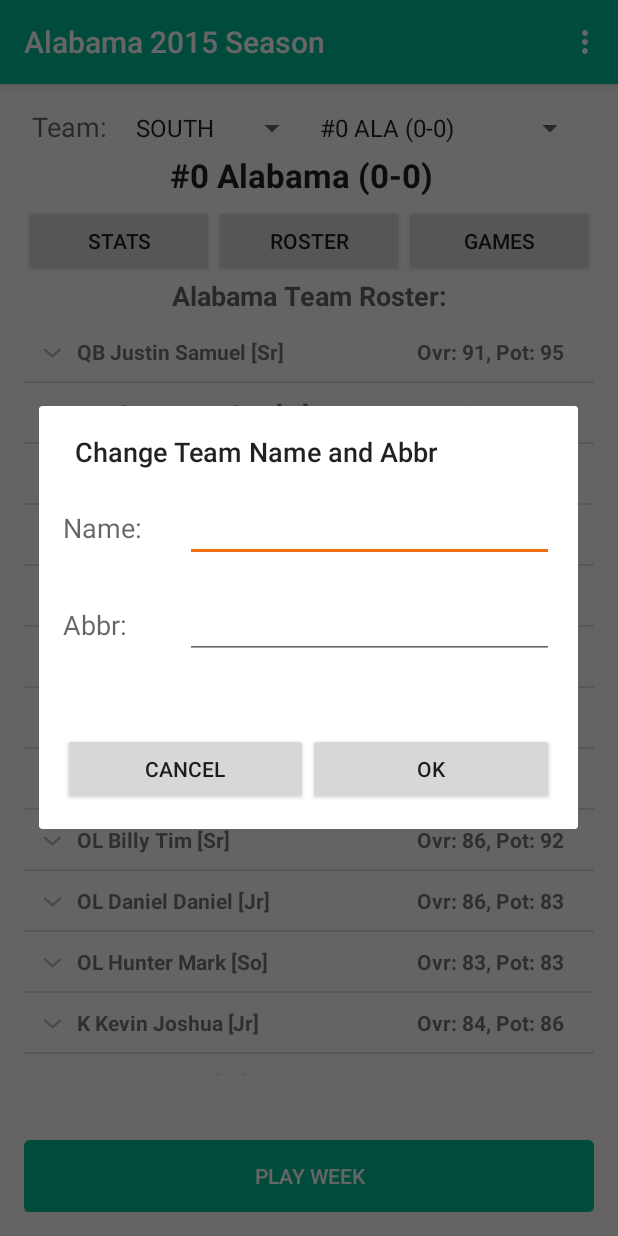
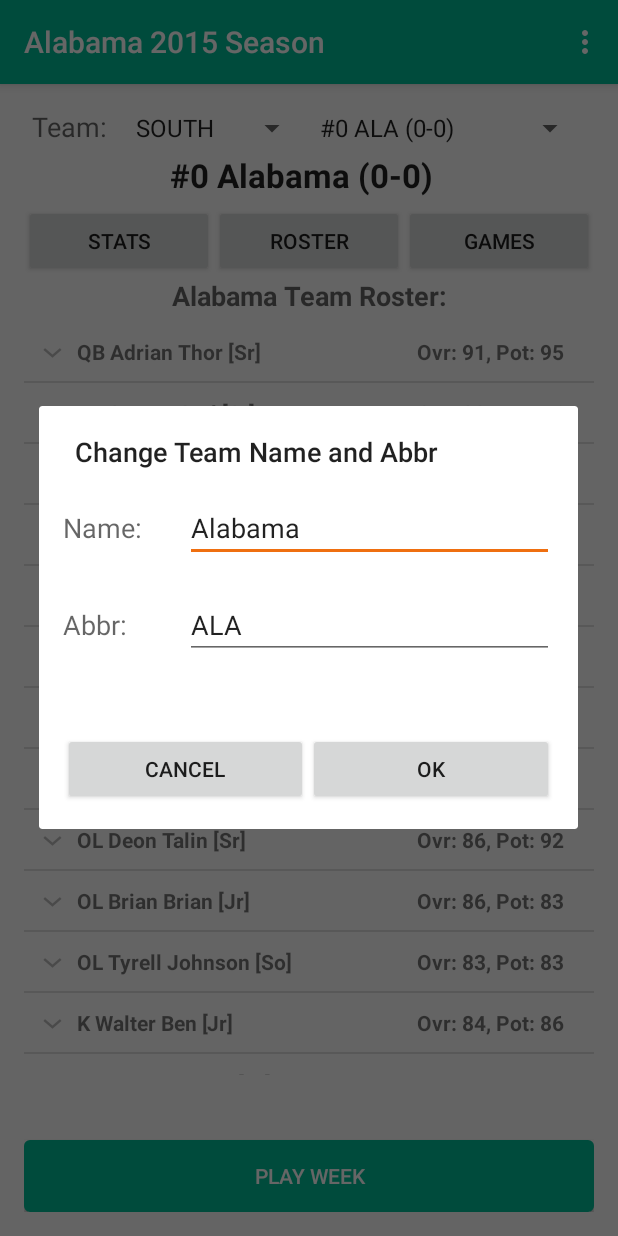
Before and after one commit to destilla/footballcoach, an Android app: the MainActivity screen opened directly, with no data from a screen before it, in the options menu, after a tap on "Change Team Name", on a phone screen of 412 x 824 dp. Run offline under Robolectric (Android 15) with nearby library versions, the phone set to English and light mode, and no system bars.

Commit message:
bug fixes in recruiting and updating rival when changing team name

```diff
--- a/app/build.gradle
+++ b/app/build.gradle
@@ -8,8 +8,8 @@ android {
         applicationId "achijones.footballcoach"
         minSdkVersion 19
         targetSdkVersion 23
-        versionCode 5
-        versionName "1.16"
+        versionCode 7
+        versionName "1.17"
     }
     buildTypes {
         release {
--- a/app/src/main/java/CFBsimPack/League.java
+++ b/app/src/main/java/CFBsimPack/League.java
@@ -51,7 +51,7 @@ public class League {
     Player heisman;
     ArrayList<Player> heismanCandidates;
 
-    public String[] bowlNames = {"Lilac Bowl", "Apple Bowl", "Salty Bowl", "Salsa Bowl", "Mango Bowl", "Textile Bowl"};
+    public String[] bowlNames = {"Lilac Bowl", "Apple Bowl", "Salty Bowl", "Salsa Bowl", "Mango Bowl", "Patriot Bowl"};
 
     /**
      * Creates League, sets up Conferences, reads team names and conferences from file.
@@ -1092,6 +1092,20 @@ public class League {
     }
 
     /**
+     * Find team based on a abbr
+     * @param abbr team abbr
+     * @return reference to the Team object
+     */
+    public Team findTeamAbbr(String abbr) {
+        for (int i = 0; i < teamList.size(); i++){
+            if (teamList.get(i).abbr.equals(abbr)) {
+                return teamList.get(i);
+            }
+        }
+        return teamList.get(0);
+    }
+
+    /**
      * Find conference based on a name
      * @param name conf name
      * @return reference to the Conference object
--- a/app/src/main/java/achijones/footballcoach/MainActivity.java
+++ b/app/src/main/java/achijones/footballcoach/MainActivity.java
@@ -838,7 +838,9 @@ public class MainActivity extends AppCompatActivity {
         dialog.show();
 
         final EditText changeNameEditText = (EditText) dialog.findViewById(R.id.editTextChangeName);
+        changeNameEditText.setText(userTeam.name);
         final EditText changeAbbrEditText = (EditText) dialog.findViewById(R.id.editTextChangeAbbr);
+        changeAbbrEditText.setText(userTeam.abbr);
 
         final TextView invalidNameText = (TextView) dialog.findViewById(R.id.textViewChangeName);
         final TextView invalidAbbrText = (TextView) dialog.findViewById(R.id.textViewChangeAbbr);
@@ -882,7 +884,7 @@ public class MainActivity extends AppCompatActivity {
             public void beforeTextChanged(CharSequence s, int start, int count, int after) {
                 newAbbr = s.toString().trim().toUpperCase();
                 if (!simLeague.isAbbrValid(newAbbr)) {
-                    invalidAbbrText.setText("Abbr already in use or has illegal characters!");
+                    invalidAbbrText.setText("Abbreviation already in use or has illegal characters!");
                 } else {
                     invalidAbbrText.setText("");
                 }
@@ -891,7 +893,7 @@ public class MainActivity extends AppCompatActivity {
             public void onTextChanged(CharSequence s, int start, int before, int count) {
                 newAbbr = s.toString().trim().toUpperCase();
                 if (!simLeague.isAbbrValid(newAbbr)) {
-                    invalidAbbrText.setText("Abbr already in use or has illegal characters!");
+                    invalidAbbrText.setText("Abbreviation already in use or has illegal characters!");
                 } else {
                     invalidAbbrText.setText("");
                 }
@@ -926,6 +928,9 @@ public class MainActivity extends AppCompatActivity {
                     userTeam.name = newName;
                     userTeam.abbr = newAbbr;
                     getSupportActionBar().setTitle(userTeam.name + " " + season + " Season");
+                    // Have to update rival's rival too!
+                    Team rival = simLeague.findTeamAbbr( userTeam.rivalTeam );
+                    rival.rivalTeam = userTeam.abbr;
                     examineTeam(userTeam.name);
                 } else {
                     Toast.makeText(MainActivity.this, "Invalid name/abbr! Name not changed.",
--- a/app/src/main/java/achijones/footballcoach/RecruitingActivity.java
+++ b/app/src/main/java/achijones/footballcoach/RecruitingActivity.java
@@ -634,6 +634,9 @@ public class RecruitingActivity extends AppCompatActivity {
                 Collections.sort(teamF7s, new PlayerTeamStrCompOverall());
             }
 
+            // Remove the player from the top 100 list
+            if (availAll.contains(player)) availAll.remove(player);
+
             Toast.makeText(this, "Recruited " + ps[0] + " " + ps[1],
                     Toast.LENGTH_SHORT).show();
 
--- a/app/src/main/res/layout/change_team_name_dialog.xml
+++ b/app/src/main/res/layout/change_team_name_dialog.xml
@@ -63,13 +63,13 @@
             android:layout_weight="1"
             android:layout_height="wrap_content"
             android:text="Cancel"
-            android:id="@+id/buttonCancelChangeName"/>
+            android:id="@+id/buttonCancelChangeName" />
         <Button
             android:layout_width="0dip"
             android:layout_weight="1"
             android:layout_height="wrap_content"
             android:text="OK"
-            android:id="@+id/buttonOkChangeName"/>
+            android:id="@+id/buttonOkChangeName" />
     </LinearLayout>
 
 </LinearLayout>
--- a/app/src/main/res/values/strings.xml
+++ b/app/src/main/res/values/strings.xml
@@ -99,7 +99,64 @@
         Hunter,
         Dick,
         Blewitt,
-        Thor
+        Thor,
+        Andre,
+        Benton,
+        Alwan,
+        Carnell,
+        Clayton,
+        Clifton,
+        Dajon,
+        Damon,
+        Damarco,
+        Damon,
+        Cordell,
+        Darik,
+        Delroy,
+        Deon,
+        Dequain,
+        Dexter,
+        Dontrell,
+        Hakeem,
+        Jamaar,
+        Jahquil,
+        Jarvis,
+        Javan,
+        Kaynard,
+        Kendrick,
+        Keon,
+        Lamar,
+        Lavon,
+        Lucius,
+        Luther,
+        Malik,
+        Marvin,
+        Odell,
+        Omari,
+        Omarr,
+        Orlando,
+        Otis,
+        Perry,
+        Quinton,
+        Randall,
+        Reggie,
+        Rodell,
+        Rondall,
+        Rufus,
+        Shawnte,
+        Spike,
+        Talin,
+        Trayvon,
+        Tupac,
+        Tre,
+        Tyree,
+        Tyrell,
+        Tyronne,
+        Umar,
+        Vashan,
+        Wendell,
+        Wardell,
+        Theo
     </string>
     <string name="tutBasics">
         In Football Coach, you take the role of a newly hired coach at your college of choice.
```
Also changed, not shown: 1 other file.
